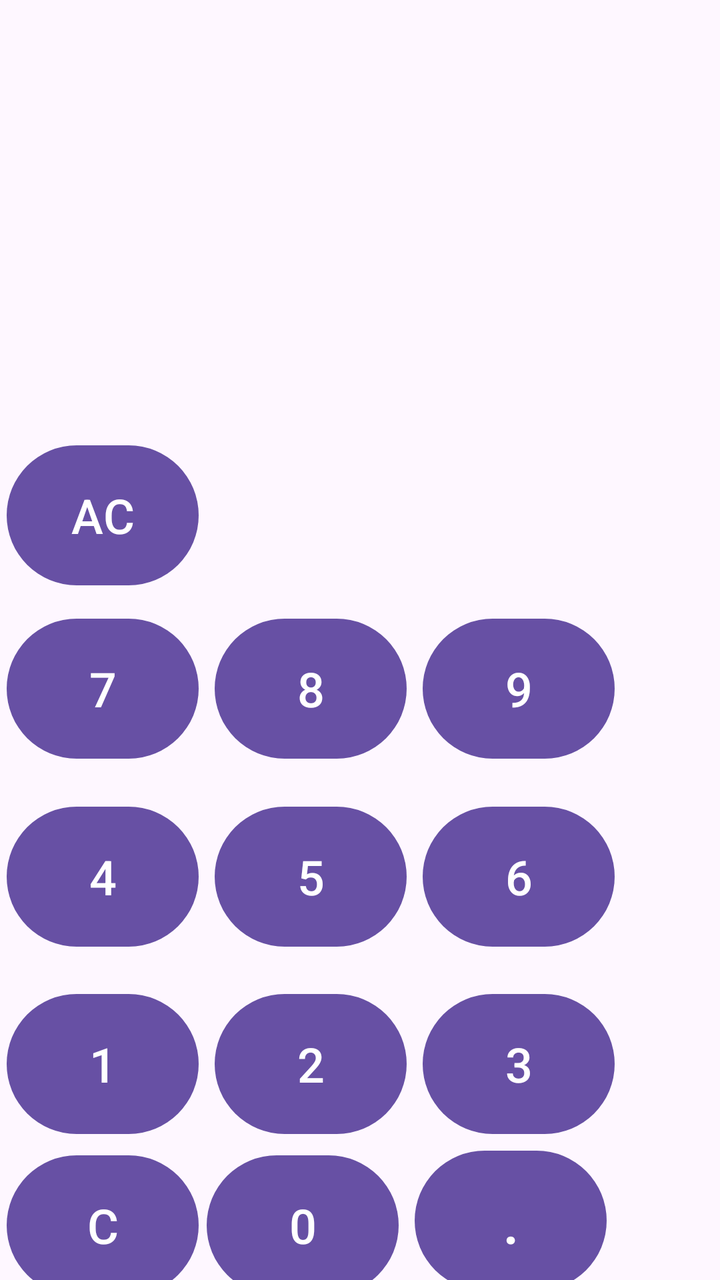
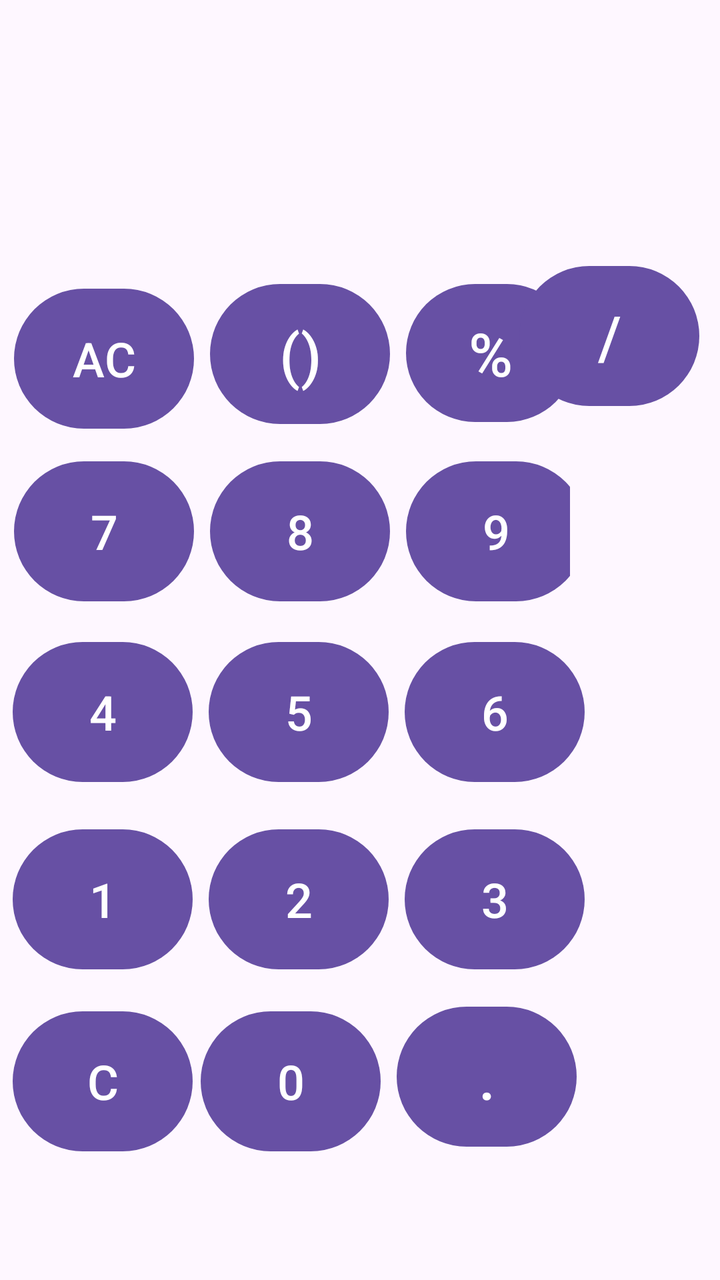

The first picture is an Android layout as it rendered before a commit; the second is the same layout after the commit. The layout source and the unified diff follow.
<!-- AndroidManifest.xml: application theme Theme.MyApp -->
<!-- res/layout/calculadora_layout.xml -->
<?xml version="1.0" encoding="utf-8"?>
<androidx.constraintlayout.widget.ConstraintLayout xmlns:android="http://schemas.android.com/apk/res/android"
    android:layout_width="match_parent"
    android:layout_height="match_parent"
    xmlns:app="http://schemas.android.com/apk/res-auto"
    xmlns:tools="http://schemas.android.com/tools">

    <Space
        android:id="@+id/space"
        android:layout_width="403dp"
        android:layout_height="190dp"
        android:layout_marginTop="15dp"
        app:layout_constraintBottom_toBottomOf="parent"
        app:layout_constraintEnd_toEndOf="parent"
        app:layout_constraintHorizontal_bias="1.0"
        app:layout_constraintStart_toStartOf="parent"
        app:layout_constraintTop_toTopOf="parent"
        app:layout_constraintVertical_bias="0.0" />

    <LinearLayout
        android:id="@+id/fila_funciones"
        android:layout_width="320dp"
        android:layout_height="78dp"
        android:layout_marginTop="2dp"
        android:layout_marginBottom="2dp"
        android:orientation="horizontal"
        app:layout_constraintBottom_toBottomOf="parent"
        app:layout_constraintEnd_toEndOf="parent"
        app:layout_constraintHorizontal_bias="0.087"
        app:layout_constraintStart_toStartOf="parent"
        app:layout_constraintTop_toBottomOf="@+id/space"
        app:layout_constraintVertical_bias="0.033">

        <Button
            android:id="@+id/button_ac"
            android:layout_width="96dp"
            android:layout_height="78dp"
            android:layout_marginEnd="4dp"
            android:text="@string/boton_ac"
            android:textSize="24sp" />


    </LinearLayout>

    <LinearLayout
        android:id="@+id/fila_superior"
        android:layout_width="320dp"
        android:layout_height="86dp"
        android:layout_marginBottom="2dp"
        android:orientation="horizontal"
        app:layout_constraintBottom_toBottomOf="parent"
        app:layout_constraintEnd_toEndOf="parent"
        app:layout_constraintHorizontal_bias="0.087"
        app:layout_constraintStart_toStartOf="parent"
        app:layout_constraintTop_toBottomOf="@+id/fila_funciones"
        app:layout_constraintVertical_bias="0.034">

        <Button
            android:id="@+id/button_7"
            android:layout_width="96dp"
            android:layout_height="78dp"
            android:layout_marginEnd="4dp"
            android:text="@string/boton_7"
            android:textSize="24sp" />

        <Button
            android:id="@+id/button_8"
            android:layout_width="96dp"
            android:layout_height="78dp"
            android:layout_marginStart="4dp"
            android:layout_marginEnd="4dp"
            android:text="@string/boton_8"
            android:textSize="24sp" />

        <Button
            android:id="@+id/button_9"
            android:layout_width="96dp"
            android:layout_height="78dp"
            android:layout_marginStart="4dp"
            android:text="@string/boton_9"
            android:textSize="24sp" />
    </LinearLayout>

    <LinearLayout
        android:id="@+id/fila_inferior"
        android:layout_width="320dp"
        android:layout_height="78dp"
        android:layout_marginTop="2dp"
        android:layout_marginBottom="2dp"
        android:orientation="horizontal"
        app:layout_constraintBottom_toBottomOf="parent"
        app:layout_constraintEnd_toEndOf="parent"
        app:layout_constraintHorizontal_bias="0.087"
        app:layout_constraintStart_toStartOf="parent"
        app:layout_constraintTop_toBottomOf="@+id/fila_central"
        app:layout_constraintVertical_bias="0.077">

        <Button
            android:id="@+id/button_1"
            android:layout_width="96dp"
            android:layout_height="78dp"
            android:layout_marginEnd="4dp"
            android:text="@string/boton_1"
            android:textSize="24sp" />

        <Button
            android:id="@+id/button_2"
            android:layout_width="96dp"
            android:layout_height="78dp"
            android:layout_marginStart="4dp"
            android:layout_marginEnd="4dp"
            android:text="@string/boton_2"
            android:textSize="24sp" />

        <Button
            android:id="@+id/button_3"
            android:layout_width="96dp"
            android:layout_height="78dp"
            android:layout_marginStart="4dp"
            android:text="@string/boton_3"
            android:textSize="24sp" />
    </LinearLayout>

    <LinearLayout
        android:id="@+id/fila_central"
        android:layout_width="320dp"
        android:layout_height="86dp"
        android:layout_marginTop="2dp"
        android:layout_marginBottom="2dp"
        android:orientation="horizontal"
        app:layout_constraintBottom_toBottomOf="parent"
        app:layout_constraintEnd_toEndOf="parent"
        app:layout_constraintHorizontal_bias="0.087"
        app:layout_constraintStart_toStartOf="parent"
        app:layout_constraintTop_toBottomOf="@+id/fila_superior"
        app:layout_constraintVertical_bias="0.037">

        <Button
            android:id="@+id/button_4"
            android:layout_width="96dp"
            android:layout_height="78dp"
            android:layout_marginEnd="4dp"
            android:text="@string/boton_4"
            android:textSize="24sp" />

        <Button
            android:id="@+id/button_5"
            android:layout_width="96dp"
            android:layout_height="78dp"
            android:layout_marginStart="4dp"
            android:layout_marginEnd="4dp"
            android:text="@string/boton_5"
            android:textSize="24sp" />

        <Button
            android:id="@+id/button_6"
            android:layout_width="96dp"
            android:layout_height="78dp"
            android:layout_marginStart="4dp"
            android:text="@string/boton_6"
            android:textSize="24sp" />

    </LinearLayout>

    <LinearLayout
        android:id="@+id/fila_de_ceros"
        android:layout_width="320dp"
        android:layout_height="78dp"
        android:layout_marginTop="2dp"
        android:orientation="horizontal"
        app:layout_constraintBottom_toBottomOf="parent"
        app:layout_constraintEnd_toEndOf="parent"
        app:layout_constraintHorizontal_bias="0.087"
        app:layout_constraintStart_toStartOf="parent"
        app:layout_constraintTop_toBottomOf="@+id/fila_inferior"
        app:layout_constraintVertical_bias="0.171">

        <Button
            android:id="@+id/button_del_num_act"
            android:layout_width="96dp"
            android:layout_height="78dp"
            android:layout_marginEnd="4dp"
            android:text="@string/boton_c"
            android:textSize="24sp" />

        <Button
            android:id="@+id/button_0"
            android:layout_width="96dp"
            android:layout_height="78dp"
            android:layout_marginEnd="4dp"
            android:text="@string/boton_0"
            android:textSize="24sp" />

        <Button
            android:id="@+id/button_punto"
            android:layout_width="96dp"
            android:layout_height="78dp"
            android:layout_marginStart="4dp"
            android:text="@string/boton_."
            android:textSize="30sp" />
    </LinearLayout>


</androidx.constraintlayout.widget.ConstraintLayout>
<!-- resources referenced by this layout -->
<resources>
  <string name="boton_.">.</string>
  <string name="boton_0">0</string>
  <string name="boton_1">1</string>
  <string name="boton_2">2</string>
  <string name="boton_3">3</string>
  <string name="boton_4">4</string>
  <string name="boton_5">5</string>
  <string name="boton_6">6</string>
  <string name="boton_7">7</string>
  <string name="boton_8">8</string>
  <string name="boton_9">9</string>
  <string name="boton_ac">AC</string>
  <string name="boton_c">C</string>
  <style name="Theme.MyApp" parent="Base.Theme.MyApp" />
  <style name="Base.Theme.MyApp" parent="Theme.Material3.DayNight.NoActionBar">
          
          
      </style>
</resources>

<!-- the commit's change to res/layout/calculadora_layout.xml (unified diff, before → after) -->
@@ -7,20 +7,20 @@
 
     <Space
         android:id="@+id/space"
-        android:layout_width="403dp"
-        android:layout_height="190dp"
+        android:layout_width="400dp"
+        android:layout_height="106dp"
         android:layout_marginTop="15dp"
         app:layout_constraintBottom_toBottomOf="parent"
         app:layout_constraintEnd_toEndOf="parent"
-        app:layout_constraintHorizontal_bias="1.0"
+        app:layout_constraintHorizontal_bias="0.0"
         app:layout_constraintStart_toStartOf="parent"
         app:layout_constraintTop_toTopOf="parent"
-        app:layout_constraintVertical_bias="0.0" />
+        app:layout_constraintVertical_bias="0.001" />
 
     <LinearLayout
         android:id="@+id/fila_funciones"
-        android:layout_width="320dp"
-        android:layout_height="78dp"
+        android:layout_width="279dp"
+        android:layout_height="77dp"
         android:layout_marginTop="2dp"
         android:layout_marginBottom="2dp"
         android:orientation="horizontal"
@@ -33,19 +33,35 @@
 
         <Button
             android:id="@+id/button_ac"
-            android:layout_width="96dp"
+            android:layout_width="90dp"
             android:layout_height="78dp"
             android:layout_marginEnd="4dp"
             android:text="@string/boton_ac"
             android:textSize="24sp" />
 
+        <Button
+            android:id="@+id/button_parentesis"
+            android:layout_width="90dp"
+            android:layout_height="78dp"
+            android:layout_marginStart="4dp"
+            android:layout_marginEnd="4dp"
+            android:text="@string/boton_paren"
+            android:textSize="30sp" />
+
+        <Button
+            android:id="@+id/button_porcen"
+            android:layout_width="85dp"
+            android:layout_height="match_parent"
+            android:layout_marginStart="4dp"
+            android:text="@string/boton_porcen"
+            android:textSize="30sp" />
 
     </LinearLayout>
 
     <LinearLayout
         android:id="@+id/fila_superior"
-        android:layout_width="320dp"
-        android:layout_height="86dp"
+        android:layout_width="278dp"
+        android:layout_height="79dp"
         android:layout_marginBottom="2dp"
         android:orientation="horizontal"
         app:layout_constraintBottom_toBottomOf="parent"
@@ -57,7 +73,7 @@
 
         <Button
             android:id="@+id/button_7"
-            android:layout_width="96dp"
+            android:layout_width="90dp"
             android:layout_height="78dp"
             android:layout_marginEnd="4dp"
             android:text="@string/boton_7"
@@ -65,7 +81,7 @@
 
         <Button
             android:id="@+id/button_8"
-            android:layout_width="96dp"
+            android:layout_width="90dp"
             android:layout_height="78dp"
             android:layout_marginStart="4dp"
             android:layout_marginEnd="4dp"
@@ -74,7 +90,7 @@
 
         <Button
             android:id="@+id/button_9"
-            android:layout_width="96dp"
+            android:layout_width="90dp"
             android:layout_height="78dp"
             android:layout_marginStart="4dp"
             android:text="@string/boton_9"
@@ -83,8 +99,8 @@
 
     <LinearLayout
         android:id="@+id/fila_inferior"
-        android:layout_width="320dp"
-        android:layout_height="78dp"
+        android:layout_width="286dp"
+        android:layout_height="74dp"
         android:layout_marginTop="2dp"
         android:layout_marginBottom="2dp"
         android:orientation="horizontal"
@@ -97,7 +113,7 @@
 
         <Button
             android:id="@+id/button_1"
-            android:layout_width="96dp"
+            android:layout_width="90dp"
             android:layout_height="78dp"
             android:layout_marginEnd="4dp"
             android:text="@string/boton_1"
@@ -105,7 +121,7 @@
 
         <Button
             android:id="@+id/button_2"
-            android:layout_width="96dp"
+            android:layout_width="90dp"
             android:layout_height="78dp"
             android:layout_marginStart="4dp"
             android:layout_marginEnd="4dp"
@@ -114,7 +130,7 @@
 
         <Button
             android:id="@+id/button_3"
-            android:layout_width="96dp"
+            android:layout_width="90dp"
             android:layout_height="78dp"
             android:layout_marginStart="4dp"
             android:text="@string/boton_3"
@@ -123,8 +139,8 @@
 
     <LinearLayout
         android:id="@+id/fila_central"
-        android:layout_width="320dp"
-        android:layout_height="86dp"
+        android:layout_width="287dp"
+        android:layout_height="79dp"
         android:layout_marginTop="2dp"
         android:layout_marginBottom="2dp"
         android:orientation="horizontal"
@@ -137,7 +153,7 @@
 
         <Button
             android:id="@+id/button_4"
-            android:layout_width="96dp"
+            android:layout_width="90dp"
             android:layout_height="78dp"
             android:layout_marginEnd="4dp"
             android:text="@string/boton_4"
@@ -145,7 +161,7 @@
 
         <Button
             android:id="@+id/button_5"
-            android:layout_width="96dp"
+            android:layout_width="90dp"
             android:layout_height="78dp"
             android:layout_marginStart="4dp"
             android:layout_marginEnd="4dp"
@@ -154,7 +170,7 @@
 
         <Button
             android:id="@+id/button_6"
-            android:layout_width="96dp"
+            android:layout_width="90dp"
             android:layout_height="78dp"
             android:layout_marginStart="4dp"
             android:text="@string/boton_6"
@@ -164,8 +180,8 @@
 
     <LinearLayout
         android:id="@+id/fila_de_ceros"
-        android:layout_width="320dp"
-        android:layout_height="78dp"
+        android:layout_width="288dp"
+        android:layout_height="80dp"
         android:layout_marginTop="2dp"
         android:orientation="horizontal"
         app:layout_constraintBottom_toBottomOf="parent"
@@ -177,7 +193,7 @@
 
         <Button
             android:id="@+id/button_del_num_act"
-            android:layout_width="96dp"
+            android:layout_width="90dp"
             android:layout_height="78dp"
             android:layout_marginEnd="4dp"
             android:text="@string/boton_c"
@@ -185,7 +201,7 @@
 
         <Button
             android:id="@+id/button_0"
-            android:layout_width="96dp"
+            android:layout_width="90dp"
             android:layout_height="78dp"
             android:layout_marginEnd="4dp"
             android:text="@string/boton_0"
@@ -193,12 +209,36 @@
 
         <Button
             android:id="@+id/button_punto"
-            android:layout_width="96dp"
+            android:layout_width="90dp"
             android:layout_height="78dp"
             android:layout_marginStart="4dp"
             android:text="@string/boton_."
             android:textSize="30sp" />
     </LinearLayout>
 
+    <LinearLayout
+        android:id="@+id/fila_de_funciones"
+        android:layout_width="91dp"
+        android:layout_height="475dp"
+        android:layout_marginStart="2dp"
+        android:layout_marginTop="2dp"
+        android:orientation="vertical"
+        app:layout_constraintBottom_toBottomOf="parent"
+        app:layout_constraintEnd_toEndOf="parent"
+        app:layout_constraintHorizontal_bias="0.965"
+        app:layout_constraintStart_toStartOf="parent"
+        app:layout_constraintTop_toBottomOf="@+id/space"
+        app:layout_constraintVertical_bias="0.128">
+
+
+        <Button
+            android:id="@+id/button_div"
+            android:layout_width="90dp"
+            android:layout_height="78dp"
+            android:layout_marginBottom="2dp"
+            android:text="@string/boton_div"
+            android:textSize="30sp" />
+    </LinearLayout>
+
 
 </androidx.constraintlayout.widget.ConstraintLayout>
<!-- resource entries referenced after the edit -->
@@ -13,6 +13,10 @@
   <string name="boton_9">9</string>
   <string name="boton_ac">AC</string>
   <string name="boton_c">C</string>
+  <string name="boton_div">/</string>
+      //botones del login y mapa
+  <string name="boton_paren">()</string>
+  <string name="boton_porcen">%</string>
   <style name="Theme.MyApp" parent="Base.Theme.MyApp" />
   <style name="Base.Theme.MyApp" parent="Theme.Material3.DayNight.NoActionBar">
           
